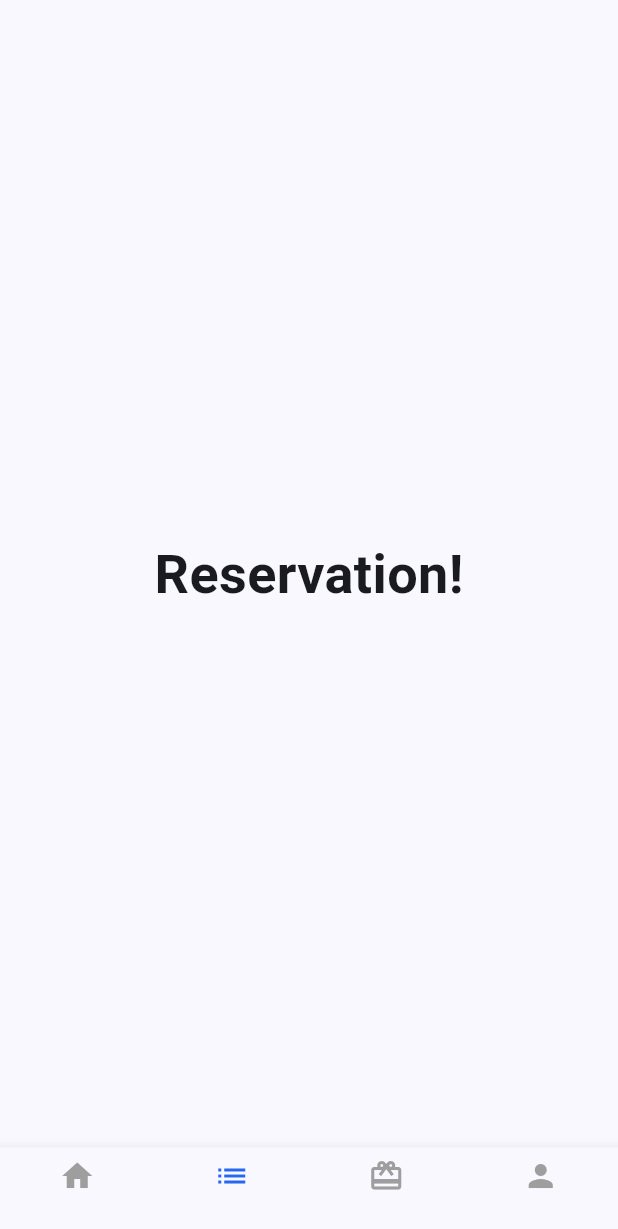
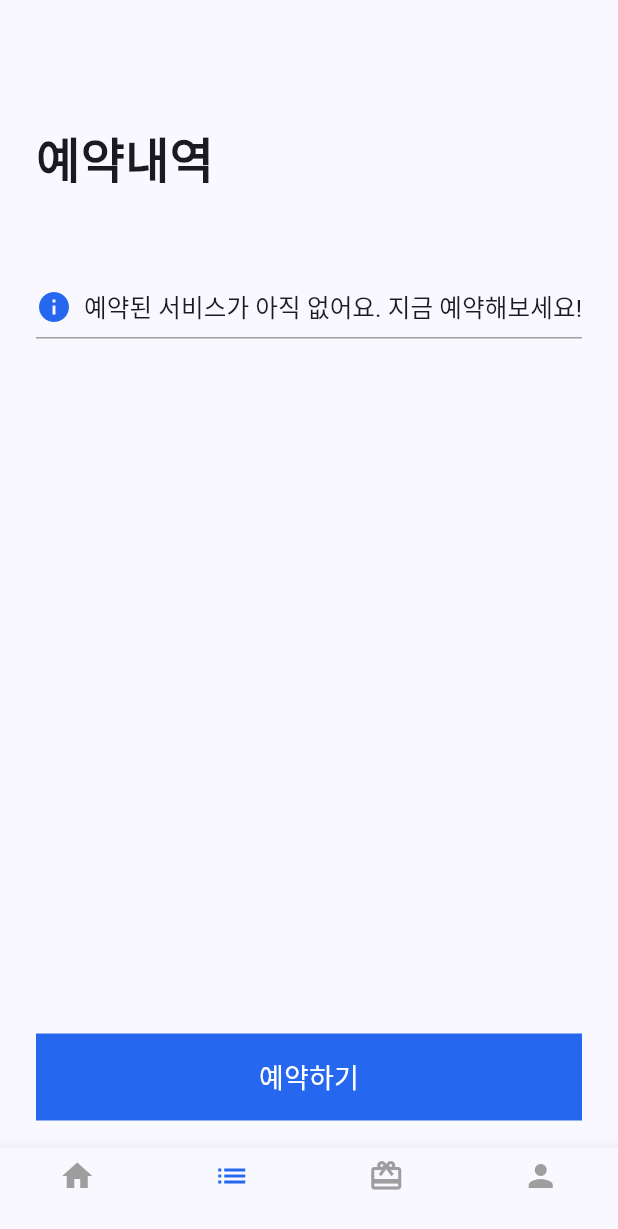
Before and after one commit to owen151128/flutter_study, a Flutter app: the screen it shows after launch, item 2 of the bottom bar chosen, on a phone screen of 412 x 824 dp. Shown: the top 1229 px of the screen. Run offline on Flutter 3.47's test engine with Material 3 defaults, Android fonts, the phone set to English and light mode, and no system bars.

Commit message:
feat(reservation): Add miso reservation page

```diff
--- a/miso/lib/reservation_page.dart
+++ b/miso/lib/reservation_page.dart
@@ -5,10 +5,65 @@ class ReservationPage extends StatelessWidget {
 
   @override
   Widget build(BuildContext context) => Scaffold(
-    body: Center(
-      child: Text(
-        "Reservation!",
-        style: TextStyle(fontSize: 36, fontWeight: FontWeight.bold),
+    body: SafeArea(
+      child: SizedBox(
+        width: double.infinity,
+        child: Padding(
+          padding: const EdgeInsets.symmetric(horizontal: 24),
+          child: Column(
+            crossAxisAlignment: CrossAxisAlignment.start,
+            children: [
+              SizedBox(height: MediaQuery.of(context).size.height * 0.10),
+              Text(
+                "예약내역",
+                style: TextStyle(fontWeight: FontWeight.w900, fontSize: 32),
+              ),
+              SizedBox(height: 64),
+              Row(
+                mainAxisSize: MainAxisSize.max,
+                children: [
+                  Icon(Icons.info, color: Theme.of(context).primaryColor),
+                  SizedBox(width: 8),
+
+                  /// 예약된 서비스가 아직 없어요. 지금 예약해보세요!
+                  /// Tip : 폰의 폭과 관계없이 텍스트를 언제나 한 줄로 보여주기
+                  Expanded(
+                    // row의 남은 영역을 모두 차지하도록
+                    child: FittedBox(
+                      // 해당 영역에 적절한 사이즈로 맞추기
+                      fit: BoxFit.scaleDown, // child 최소 크기를 존중
+                      child: Text(
+                        "예약된 서비스가 아직 없어요. 지금 예약해보세요!",
+                        style: TextStyle(
+                          fontSize: 100, // 아무리 커도 한 줄로 보여요!
+                        ),
+                      ),
+                    ),
+                  ),
+                ],
+              ),
+              Divider(color: Colors.grey),
+              Spacer(),
+              SizedBox(
+                width: double.infinity,
+                height: 58,
+                child: FilledButton(
+                  onPressed: () {},
+                  style: FilledButton.styleFrom(
+                    shape: RoundedRectangleBorder(
+                      borderRadius: BorderRadius.circular(0),
+                    ),
+                  ),
+                  child: Text(
+                    "예약하기",
+                    style: TextStyle(fontSize: 18, color: Colors.white),
+                  ),
+                ),
+              ),
+              SizedBox(height: 18),
+            ],
+          ),
+        ),
       ),
     ),
   );
```
